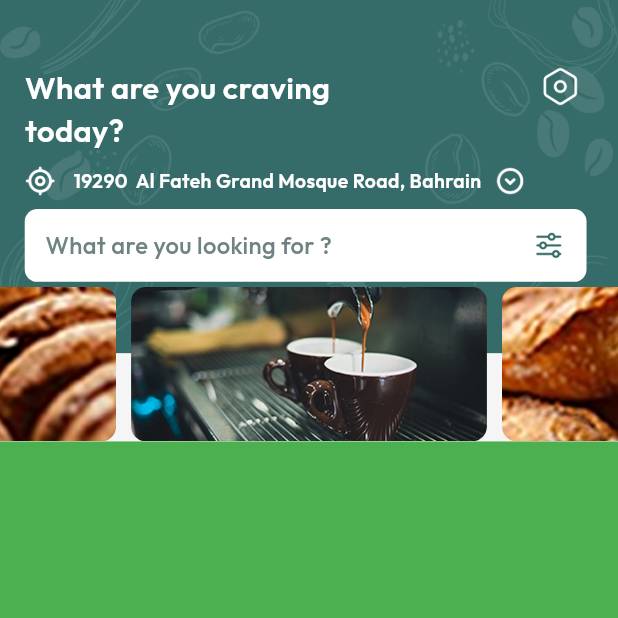
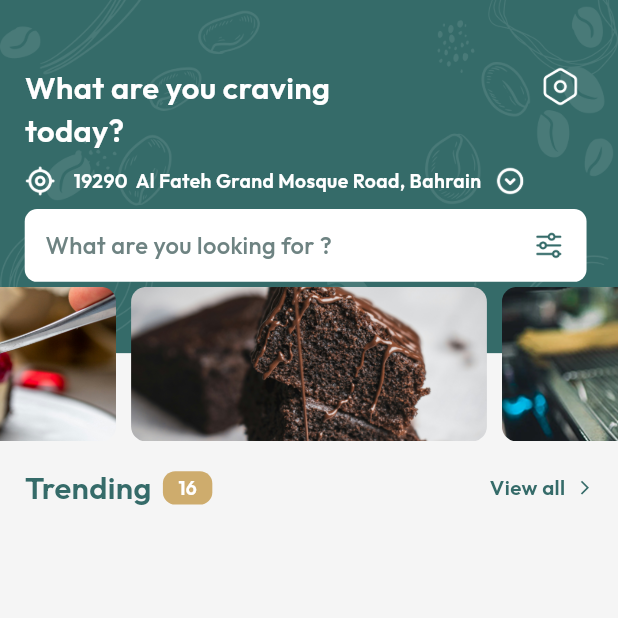
Before and after one commit to hijasahamed/Roast-Coffee, a Flutter app: the HomeScreen screen opened directly with empty values, on a phone screen of 412 x 824 dp, the top half of it. Run offline on Flutter 3.47's test engine with Material 3 defaults, Android fonts, the phone set to English and light mode, and no system bars; drawn by our look-alikes of carousel_slider; our stand-ins replace flutter_dotenv, google_fonts, shared_preferences; accounts and stored records are empty.

Commit message:
feat : home screen product card title added

```diff
--- a/lib/controller/home_screen_controller.dart
+++ b/lib/controller/home_screen_controller.dart
@@ -1,11 +1,5 @@
 import 'package:flutter/material.dart';
 
 class HomeProvider extends ChangeNotifier{
-  int currentIndex = 0;
-
-  void updateCarosalIndex(int index) {
-    currentIndex = index;
-    notifyListeners();
-  }
 
 }
--- a/lib/controller/login_screen_controller.dart
+++ b/lib/controller/login_screen_controller.dart
@@ -46,7 +46,9 @@ class LoginProvider extends ChangeNotifier {
       if (response.statusCode == 200) {
           final SharedPreferences prefs = await SharedPreferences.getInstance();
           await prefs.setString("auth_token", responseData['auth_token'] ?? "");
+          final authToken = prefs.getString("auth_token") ?? "";
           log(responseData['auth_token']);
+          log(authToken);
           await prefs.setBool(logedInKey,true);
           snackbarWidget('Login Successfull', context, Colors.green);
 
--- a/lib/view/screens/home_screen.dart
+++ b/lib/view/screens/home_screen.dart
@@ -1,7 +1,6 @@
-import 'package:carousel_slider/carousel_options.dart';
-import 'package:carousel_slider/carousel_slider.dart';
 import 'package:flutter/material.dart';
 import 'package:roast_coffee/view/widgets/common_widgets/text_widget.dart';
+import 'package:roast_coffee/view/widgets/home_screen_widget/appbar_carosal_widget.dart';
 
 class HomeScreen extends StatelessWidget {
   const HomeScreen({super.key,required this.screenSize});
@@ -9,110 +8,44 @@ class HomeScreen extends StatelessWidget {
   @override
   Widget build(BuildContext context) {
     return Scaffold(
+      backgroundColor: Color(0XFFF5F5F5),
       extendBodyBehindAppBar: true,
       body: Column(
         children: [
-          Stack(
-            children: [
-              Container(
-                color: Color(0XFFF5F5F5),
-                height: screenSize.height/2.8,
-              ),
-              Container(
-                height: screenSize.height/3.5,
-                decoration: BoxDecoration(
-                  color: Color(0XFF356B69),
-                  image: DecorationImage(image: AssetImage('assets/images/transparent frame.png'),fit: BoxFit.cover)
-                ),
-              ),
-              Positioned(
-                top: screenSize.height/30,
-                child: Padding(
-                  padding: EdgeInsets.all(screenSize.width/25),
-                  child: Column(
-                    crossAxisAlignment: CrossAxisAlignment.start,
-                    spacing: screenSize.width/49,
+          AppbarCarosalContentWidget(screenSize: screenSize),
+          Expanded(
+            child: Container(
+              padding: EdgeInsets.all(screenSize.width/25),
+              child: Column(
+                children: [
+                  Row(
                     children: [
-                      Row(
-                        crossAxisAlignment: CrossAxisAlignment.start,
-                        children: [
-                          SizedBox(
-                            width: screenSize.width/1.8,
-                            child: TextWidget(text: 'What are you craving today?', color: Colors.white, size: screenSize.width/20, weight: FontWeight.w600,maxline: true,)
-                          ),
-                          SizedBox(width: screenSize.width/3.6,),
-                          Image.asset('assets/images/settings icon.png',fit: BoxFit.cover,height: screenSize.width/15,width: screenSize.width/15,)
-                        ],
+                      TextWidget(text: 'Trending', color: Color(0XFF356B69), size: screenSize.width/20, weight: FontWeight.w600),
+                      SizedBox(width: screenSize.width/55,),
+                      Container(
+                        height: screenSize.width/18.5,
+                        width: screenSize.width/12.5,
+                        decoration: BoxDecoration(
+                          borderRadius: BorderRadius.circular(screenSize.width/50),
+                          color: Color(0XFFCEAC6D)
+                        ),
+                        child: Center(child: TextWidget(text: '16', color: Color(0XFFFFFFFF), size: screenSize.width/32, weight: FontWeight.w600)),
                       ),
-                      Row(
-                        spacing: screenSize.width/45,
-                        mainAxisAlignment: MainAxisAlignment.start,
-                        children: [
-                          Image.asset('assets/images/tabler-icon-current-location.png',fit: BoxFit.cover,height: screenSize.width/20,width: screenSize.width/20,),
-                          TextWidget(text: ' 19290  Al Fateh Grand Mosque Road, Bahrain', color: Colors.white, size: screenSize.width/32, weight: FontWeight.w600,maxline: true,),
-                          Image.asset('assets/images/tabler-icon-circle-chevron-down.png',fit: BoxFit.cover,height: screenSize.width/20,width: screenSize.width/20,),
-                        ],
-                      ),
-                      Container(
-                        height: screenSize.height/17,
-                        width: screenSize.width/1.1,
-                        padding: EdgeInsets.only(left: screenSize.width/30,right: screenSize.width/30),
-                        decoration: BoxDecoration(
-                          color: Colors.white,
-                          borderRadius: BorderRadius.circular(screenSize.width/50)
-                        ),
+                      Spacer(),
+                      SizedBox(
                         child: Row(
-                          mainAxisAlignment: MainAxisAlignment.spaceBetween,
+                          spacing: screenSize.width/55,
                           children: [
-                            TextWidget(text: 'What are you looking for ?', color: Color(0XFF6E8382), size: screenSize.width/26, weight: FontWeight.w500,maxline: true,),
-                            Image.asset('assets/images/tabler-icon-adjustments-horizontal.png',fit: BoxFit.cover,height: screenSize.width/18,width: screenSize.width/18,),
+                            TextWidget(text: 'View all', color: Color(0XFF356B69), size: screenSize.width/30, weight: FontWeight.w600),
+                            Icon(Icons.arrow_forward_ios,color: Color(0XFF356B69),size: screenSize.width/37,)
                           ],
                         ),
                       )
                     ],
                   ),
-                ),
+
+                ],
               ),
-              Positioned(
-                bottom: 0,
-                left: 0,
-                right: 0,
-                child: CarouselSlider(
-                  options: CarouselOptions(
-                    height: screenSize.height/8,
-                    autoPlay: true,
-                    enlargeCenterPage: false,
-                    aspectRatio: 16 / 4,
-                    viewportFraction: 0.6,
-                  ),
-                  items: [
-                    'assets/images/image 8.png',
-                    'assets/images/image 11.png',
-                    'assets/images/image 12.png'
-                  ].map((imagePath) {
-                    return Builder(
-                      builder: (BuildContext context) {
-                        return Container(
-                          width: screenSize.width * 0.8,
-                          margin: const EdgeInsets.symmetric(horizontal: 5.0),
-                          decoration: BoxDecoration(
-                            borderRadius: BorderRadius.circular(10),
-                            image: DecorationImage(
-                              image: AssetImage(imagePath),
-                              fit: BoxFit.cover,
-                            ),
-                          ),
-                        );
-                      },
-                    );
-                  }).toList(),
-                ),
-              ),
-            ],
-          ),
-          Expanded(
-            child: Container(
-              color: Colors.green,
             ),
           )
         ],
--- /dev/null
+++ b/lib/view/widgets/home_screen_widget/appbar_carosal_widget.dart
@@ -0,0 +1,114 @@
+import 'package:carousel_slider/carousel_slider.dart';
+import 'package:flutter/material.dart';
+import 'package:roast_coffee/view/widgets/common_widgets/text_widget.dart';
+
+class AppbarCarosalContentWidget extends StatelessWidget {
+  const AppbarCarosalContentWidget({
+    super.key,
+    required this.screenSize,
+  });
+
+  final Size screenSize;
+
+  @override
+  Widget build(BuildContext context) {
+    return Stack(
+      children: [
+        Container(
+          color: Color(0XFFF5F5F5),
+          height: screenSize.height/2.8,
+        ),
+        Container(
+          height: screenSize.height/3.5,
+          decoration: BoxDecoration(
+            color: Color(0XFF356B69),
+            image: DecorationImage(image: AssetImage('assets/images/transparent frame.png'),fit: BoxFit.cover)
+          ),
+        ),
+        Positioned(
+          top: screenSize.height/30,
+          child: Padding(
+            padding: EdgeInsets.all(screenSize.width/25),
+            child: Column(
+              crossAxisAlignment: CrossAxisAlignment.start,
+              spacing: screenSize.width/49,
+              children: [
+                Row(
+                  crossAxisAlignment: CrossAxisAlignment.start,
+                  children: [
+                    SizedBox(
+                      width: screenSize.width/1.8,
+                      child: TextWidget(text: 'What are you craving today?', color: Colors.white, size: screenSize.width/20, weight: FontWeight.w600,maxline: true,)
+                    ),
+                    SizedBox(width: screenSize.width/3.6,),
+                    Image.asset('assets/images/settings icon.png',fit: BoxFit.cover,height: screenSize.width/15,width: screenSize.width/15,)
+                  ],
+                ),
+                Row(
+                  spacing: screenSize.width/45,
+                  mainAxisAlignment: MainAxisAlignment.start,
+                  children: [
+                    Image.asset('assets/images/tabler-icon-current-location.png',fit: BoxFit.cover,height: screenSize.width/20,width: screenSize.width/20,),
+                    TextWidget(text: ' 19290  Al Fateh Grand Mosque Road, Bahrain', color: Colors.white, size: screenSize.width/32, weight: FontWeight.w600,maxline: true,),
+                    Image.asset('assets/images/tabler-icon-circle-chevron-down.png',fit: BoxFit.cover,height: screenSize.width/20,width: screenSize.width/20,),
+                  ],
+                ),
+                Container(
+                  height: screenSize.height/17,
+                  width: screenSize.width/1.1,
+                  padding: EdgeInsets.only(left: screenSize.width/30,right: screenSize.width/30),
+                  decoration: BoxDecoration(
+                    color: Colors.white,
+                    borderRadius: BorderRadius.circular(screenSize.width/50)
+                  ),
+                  child: Row(
+                    mainAxisAlignment: MainAxisAlignment.spaceBetween,
+                    children: [
+                      TextWidget(text: 'What are you looking for ?', color: Color(0XFF6E8382), size: screenSize.width/26, weight: FontWeight.w500,maxline: true,),
+                      Image.asset('assets/images/tabler-icon-adjustments-horizontal.png',fit: BoxFit.cover,height: screenSize.width/18,width: screenSize.width/18,),
+                    ],
+                  ),
+                )
+              ],
+            ),
+          ),
+        ),
+        Positioned(
+          bottom: 0,
+          left: 0,
+          right: 0,
+          child: CarouselSlider(
+            options: CarouselOptions(
+              height: screenSize.height/8,
+              autoPlay: true,
+              enlargeCenterPage: false,
+              aspectRatio: 16 / 4,
+              viewportFraction: 0.6,
+            ),
+            items: [
+              'assets/images/browniee.jpeg',
+              'assets/images/image 8.png',
+              'assets/images/cheescake.jpeg'
+            ].map((imagePath) {
+              return Builder(
+                builder: (BuildContext context) {
+                  return Container(
+                    width: screenSize.width * 0.8,
+                    margin: const EdgeInsets.symmetric(horizontal: 5.0),
+                    decoration: BoxDecoration(
+                      borderRadius: BorderRadius.circular(10),
+                      image: DecorationImage(
+                        image: AssetImage(imagePath),
+                        fit: BoxFit.cover,
+                      ),
+                    ),
+                  );
+                },
+              );
+            }).toList(),
+          ),
+        ),
+      ],
+    );
+  }
+}
```
Also changed, not shown: assets/images/browniee.jpeg (added), assets/images/cheescake.jpeg (added), assets/images/image 11.png (deleted), assets/images/image 12.png (deleted), lib/model/home_carosal_model.dart (deleted).
